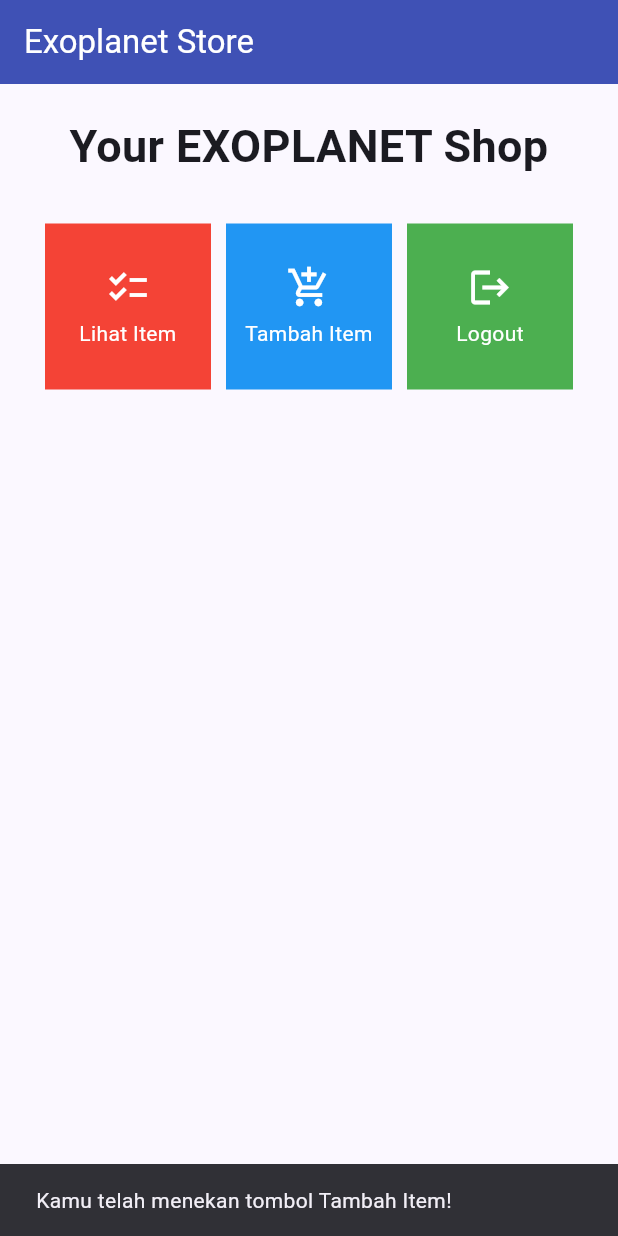
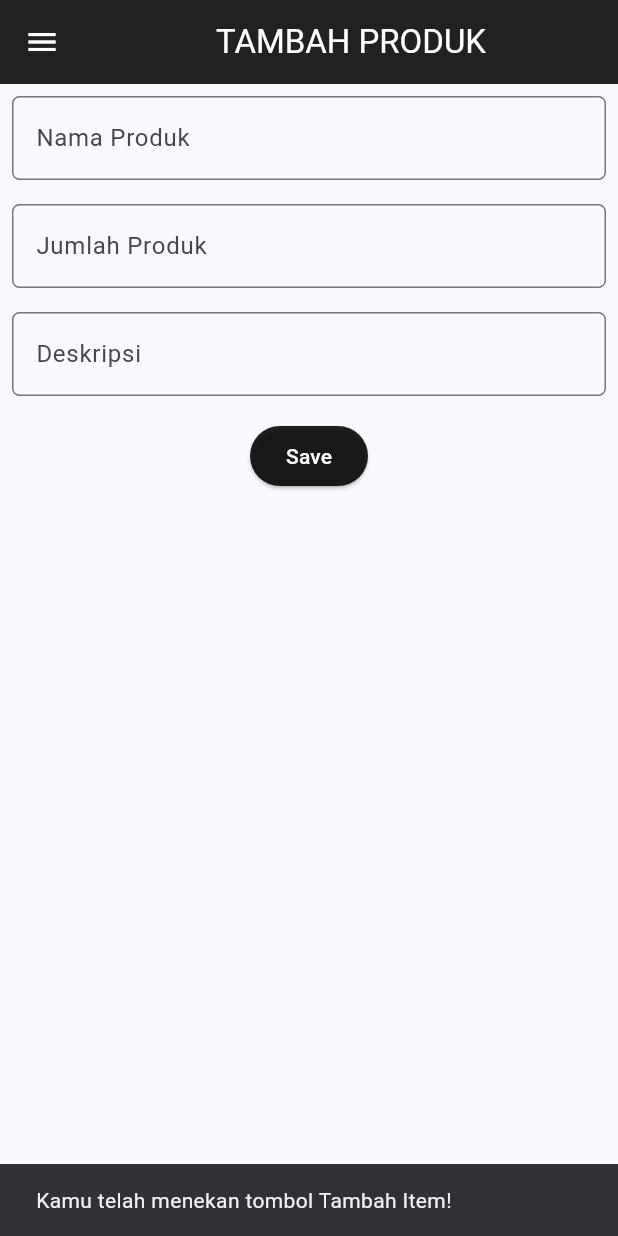
Before and after one commit to auliarizqiqi/exoplanet-mobile, a Flutter app: the screen it shows after launch, after a tap on "Tambah Item", on a phone screen of 412 x 824 dp. Run offline on Flutter 3.47's test engine with Material 2 defaults, Android fonts, the phone set to English and light mode, and no system bars.

Commit message:
tugas 8 selesai

```diff
--- a/lib/menu.dart
+++ /dev/null
@@ -1,107 +0,0 @@
-import 'package:flutter/material.dart';
-
-class MyHomePage extends StatelessWidget {
-  MyHomePage({Key? key}) : super(key: key);
-
-  final List<ShopItem> items = [
-    ShopItem("Lihat Item", Icons.checklist, Colors.red),
-    ShopItem("Tambah Item", Icons.add_shopping_cart, Colors.blue),
-    ShopItem("Logout", Icons.logout, Colors.green),
-  ];
-
-  @override
-  Widget build(BuildContext context) {
-    return Scaffold(
-      appBar: AppBar(
-        title: const Text(
-          'Exoplanet Store',
-          style: TextStyle(
-            color: Colors.white,
-          ),
-        ),
-      ),
-      body: SingleChildScrollView(
-        child: Padding(
-          padding: const EdgeInsets.all(10.0),
-          child: Column(
-            children: <Widget>[
-              const Padding(
-                padding: EdgeInsets.only(top: 10.0, bottom: 10.0),
-                child: Text(
-                  'Your EXOPLANET Shop',
-                  textAlign: TextAlign.center,
-                  style: TextStyle(
-                    fontSize: 30,
-                    fontWeight: FontWeight.bold,
-                  ),
-                ),
-              ),
-              GridView.count(
-                primary: true,
-                padding: const EdgeInsets.all(20),
-                crossAxisSpacing: 10,
-                mainAxisSpacing: 10,
-                crossAxisCount: 3,
-                shrinkWrap: true,
-                children: items.map((ShopItem item) {
-                  return ShopCard(item);
-                }).toList(),
-              ),
-            ],
-          ),
-        ),
-      ),
-    );
-  }
-}
-
-class ShopItem {
-  final String name;
-  final IconData icon;
-  final Color color;
-
-  ShopItem(this.name, this.icon, this.color);
-}
-
-class ShopCard extends StatelessWidget {
-  final ShopItem item;
-
-  const ShopCard(this.item, {super.key});
-
-  @override
-  Widget build(BuildContext context) {
-    return Material(
-      color: item.color,
-      child: InkWell(
-        onTap: () {
-          ScaffoldMessenger.of(context)
-            ..hideCurrentSnackBar()
-            ..showSnackBar(SnackBar(
-              content: Text("Kamu telah menekan tombol ${item.name}!"),
-            ));
-        },
-        child: Container(
-          padding: const EdgeInsets.all(8),
-          child: Center(
-            child: Column(
-              mainAxisAlignment: MainAxisAlignment.center,
-              children: [
-                Icon(
-                  item.icon,
-                  color: Colors.white,
-                  size: 30.0,
-                ),
-                const Padding(padding: EdgeInsets.all(3)),
-                Text(
-                  item.name,
-                  textAlign: TextAlign.center,
-                  style: const TextStyle(color: Colors.white),
-                ),
-              ],
-            ),
-          ),
-        ),
-      ),
-    );
-  }
-}
--- /dev/null
+++ b/lib/model/item.dart
@@ -0,0 +1,8 @@
+class Item {
+  final String name;
+  final int amount;
+  final String description;
+  static final List<Item> listItem = [];
+
+  Item(this.name, this.amount, this.description);
+}
--- /dev/null
+++ b/lib/screens/add_product.dart
@@ -0,0 +1,171 @@
+import 'package:flutter/material.dart';
+import 'package:exoplanet_mobile/model/Item.dart'; // Pastikan import model item
+import 'package:exoplanet_mobile/widgets/left_drawer.dart';
+import 'package:exoplanet_mobile/screens/shoplist_form.dart';
+import 'package:exoplanet_mobile/screens/menu.dart';
+
+class AddProductForm extends StatefulWidget {
+  const AddProductForm({super.key});
+
+  @override
+  State<AddProductForm> createState() => _AddItemState();
+}
+
+class _AddItemState extends State<AddProductForm> {
+  final _formKey = GlobalKey<FormState>();
+  String _name = "";
+  int _amount = 0;
+  String _description = "";
+
+  @override
+  Widget build(BuildContext context) {
+    return Scaffold(
+      appBar: AppBar(
+        title: const Center(
+          child: Text(
+            "TAMBAH PRODUK",
+          ),
+        ),
+        backgroundColor: Colors.black87,
+        foregroundColor: Colors.white,
+      ),
+      // tempat drawer
+      drawer: const LeftDrawer(),
+
+      //nampilin body page
+      body: Form(
+        key: _formKey,
+        child: SingleChildScrollView(
+          child: Column(
+            crossAxisAlignment: CrossAxisAlignment.start,
+            children: [
+              Padding(
+                padding: const EdgeInsets.all(8),
+                child: TextFormField(
+                  decoration: InputDecoration(
+                      hintText: "Nama Produk",
+                      labelText: "Nama Produk",
+                      border: OutlineInputBorder(
+                          borderRadius: BorderRadius.circular(5))),
+                  // isi dari formnya
+                  onChanged: (String? value) {
+                    setState(() {
+                      _name = value!;
+                    });
+                  },
+                  validator: (String? value) {
+                    if (value == null || value.isEmpty) {
+                      return "Nama tidak boleh kosong";
+                    }
+                    return null;
+                  },
+                ),
+              ),
+              Padding(
+                padding: const EdgeInsets.all(8.0),
+                child: TextFormField(
+                  decoration: InputDecoration(
+                    hintText: "Jumlah Produk",
+                    labelText: "Jumlah Produk",
+                    border: OutlineInputBorder(
+                      borderRadius: BorderRadius.circular(5.0),
+                    ),
+                  ),
+
+                  // ketika disi formnya, variabelnya akan selalu diisi
+                  onChanged: (String? value) {
+                    setState(() {
+                      _amount = int.parse(value!);
+                    });
+                  },
+                  validator: (String? value) {
+                    if (value == null || value.isEmpty) {
+                      return "Jumlah produk tidak boleh kosong";
+                    }
+                    if (int.tryParse(value) == null) {
+                      return "Jumlah produk harus berupa bilangan";
+                    }
+                    return null;
+                  },
+                ),
+              ),
+              Padding(
+                padding: const EdgeInsets.all(8.0),
+                child: TextFormField(
+                  decoration: InputDecoration(
+                    hintText: "Deskripsi",
+                    labelText: "Deskripsi",
+                    border: OutlineInputBorder(
+                      borderRadius: BorderRadius.circular(5.0),
+                    ),
+                  ),
+                  onChanged: (String? value) {
+                    setState(() {
+                      _description = value!;
+                    });
+                  },
+                  validator: (String? value) {
+                    if (value == null || value.isEmpty) {
+                      return "Deskripsi tidak boleh kosong";
+                    }
+                    return null;
+                  },
+                ),
+              ),
+              Align(
+                alignment: Alignment.bottomCenter,
+                child: Padding(
+                  padding: const EdgeInsets.all(8),
+                  child: ElevatedButton(
+                    style: ButtonStyle(
+                      backgroundColor:
+                          MaterialStateProperty.all(Colors.black87),
+                    ),
+                    child: const Text(
+                      "Save",
+                      style: TextStyle(color: Colors.white),
+                    ),
+                    onPressed: () {
+                      if (_formKey.currentState!.validate()) {
+                        //masukin item ke listitem
+                        Item isi = Item(_name, _amount, _description);
+                        Item.listItem.add(isi);
+                        // print(Item.listItem);
+                        showDialog(
+                            context: context,
+                            builder: (context) {
+                              return AlertDialog(
+                                title: const Text("Produk Berhasil Disimpan!"),
+                                content: SingleChildScrollView(
+                                  child: Column(
+                                      crossAxisAlignment:
+                                          CrossAxisAlignment.start,
+                                      children: [
+                                        Text('Nama: $_name'),
+                                        Text('Jumlah Produk: $_amount'),
+                                        Text('Deskripsi: $_description'),
+                                      ]),
+                                ),
+                                actions: [
+                                  TextButton(
+                                    child: const Text("OK"),
+                                    onPressed: () {
+                                      Navigator.pop(context);
+                                    },
+                                  )
+                                ],
+                              );
+                            });
+                        _formKey.currentState!.reset();
+                      }
+                    },
+                  ),
+                ),
+              )
+            ],
+          ),
+        ),
+      ),
+    );
+  }
+}
--- /dev/null
+++ b/lib/screens/menu.dart
@@ -0,0 +1,69 @@
+import 'package:flutter/material.dart';
+import 'package:exoplanet_mobile/model/Item.dart';
+import 'package:exoplanet_mobile/screens/shoplist_form.dart';
+import 'package:exoplanet_mobile/widgets/shop_card.dart';
+import 'package:exoplanet_mobile/widgets/left_drawer.dart';
+
+class MyHomePage extends StatelessWidget {
+  MyHomePage({Key? key}) : super(key: key);
+
+  final List<ShopItem> items = [
+    ShopItem("Lihat Item", Icons.checklist, Colors.red),
+    ShopItem("Tambah Item", Icons.add_shopping_cart, Colors.blue),
+    ShopItem("Logout", Icons.logout, Colors.green),
+  ];
+
+  @override
+  Widget build(BuildContext context) {
+    return Scaffold(
+      appBar: AppBar(
+        title: const Center(
+          child: Text(
+            'EXOPLANET SHOPPP',
+            style: TextStyle(color: Colors.white),
+          ),
+        ),
+        backgroundColor: Colors.yellow,
+        foregroundColor: Colors.white,
+      ),
+      drawer: const LeftDrawer(),
+      body: SingleChildScrollView(
+        // Widget wrapper yang dapat discroll
+        child: Padding(
+          padding: const EdgeInsets.all(10.0), // Set padding dari halaman
+          child: Column(
+            // Widget untuk menampilkan children secara vertikal
+            children: <Widget>[
+              const Padding(
+                padding: EdgeInsets.only(top: 10.0, bottom: 10.0),
+                // Widget Text untuk menampilkan tulisan dengan alignment center dan style yang sesuai
+                child: Text(
+                  'Welcome to EXOPLANET SHOP', // Text yang menandakan toko
+                  textAlign: TextAlign.center,
+                  style: TextStyle(
+                    fontSize: 30,
+                    fontWeight: FontWeight.bold,
+                  ),
+                ),
+              ),
+              // Grid layout
+              GridView.count(
+                // Container pada card kita.
+                primary: true,
+                padding: const EdgeInsets.all(20),
+                crossAxisSpacing: 10,
+                mainAxisSpacing: 10,
+                crossAxisCount: 3,
+                shrinkWrap: true,
+                children: items.map((ShopItem item) {
+                  // Iterasi untuk setiap item
+                  return ShopCard(item);
+                }).toList(),
+              ),
+            ],
+          ),
+        ),
+      ),
+    );
+  }
+}
--- /dev/null
+++ b/lib/widgets/left_drawer.dart
@@ -0,0 +1,77 @@
+import 'package:flutter/material.dart';
+import 'package:exoplanet_mobile/screens/menu.dart';
+import 'package:exoplanet_mobile/screens/add_product.dart';
+import 'package:exoplanet_mobile/screens/shoplist_form.dart';
+// TODO: Impor halaman ShopFormPage jika sudah dibuat
+
+class LeftDrawer extends StatelessWidget {
+  const LeftDrawer({super.key});
+
+  @override
+  Widget build(BuildContext context) {
+    return Drawer(
+      child: ListView(
+        children: [
+          const DrawerHeader(
+            decoration: BoxDecoration(color: Colors.black),
+            child: Column(
+              children: [
+                Text(
+                  "EXOPLANET SHOPPP",
+                  textAlign: TextAlign.center,
+                  style: TextStyle(
+                    fontSize: 30,
+                    fontWeight: FontWeight.bold,
+                    color: Colors.white,
+                  ),
+                ),
+                Padding(padding: EdgeInsets.all(10)),
+                Text(
+                  "Cari kpopstuff mu di exoplanet shop!!",
+                  textAlign: TextAlign.center,
+                  style: TextStyle(
+                    fontSize: 15,
+                    fontWeight: FontWeight.normal,
+                    color: Colors.white,
+                  ),
+                ),
+              ],
+            ),
+          ),
+          ListTile(
+            leading: const Icon(Icons.home_outlined),
+            title: const Text('Homepage'),
+
+            //Ketika diklik akan ke homepage
+            onTap: () {
+              Navigator.pushReplacement(context,
+                  MaterialPageRoute(builder: (context) => MyHomePage()));
+            },
+          ),
+          ListTile(
+            leading: const Icon(Icons.add_shopping_cart),
+            title: const Text("Tambah Item"),
+
+            // ketika diklik akan ke forms add_item
+            onTap: () {
+              Navigator.push(context,
+                  MaterialPageRoute(builder: (context) => const AddProductForm()));
+            },
+          ),
+          ListTile(
+            leading: const Icon(Icons.shopping_bag_outlined),
+            title: const Text("Lihat Item"),
+
+            // ketika diklik akan ke list item
+            onTap: () {
+              Navigator.push(
+                  context,
+                  MaterialPageRoute(
+                      builder: (context) => const ItemListPage()));
+            },
+          ),
+        ],
+      ),
+    );
+  }
+}
--- /dev/null
+++ b/lib/widgets/shop_card.dart
@@ -0,0 +1,63 @@
+import 'package:flutter/material.dart';
+import 'package:exoplanet_mobile/screens/shoplist_form.dart';
+import 'package:exoplanet_mobile/screens/menu.dart';
+import '../screens/add_product.dart';
+
+class ShopItem {
+  final String name;
+  final IconData icon;
+  final Color color;
+  ShopItem(this.name, this.icon, this.color);
+}
+
+class ShopCard extends StatelessWidget {
+  final ShopItem item;
+
+  const ShopCard(this.item, {super.key}); // Constructor
+
+  @override
+  Widget build(BuildContext context) {
+    return Material(
+      color: item.color,
+      child: InkWell(
+        // Area responsive terhadap sentuhan
+        onTap: () {
+          // Memunculkan SnackBar ketika diklik
+          ScaffoldMessenger.of(context)
+            ..hideCurrentSnackBar()
+            ..showSnackBar(SnackBar(
+                content: Text("Kamu telah menekan tombol ${item.name}!")));
+          if (item.name == "Tambah Item") {
+            Navigator.push(context,
+                MaterialPageRoute(builder: (context) => const AddProductForm()));
+          } else if (item.name == "Lihat Item") {
+            Navigator.push(context,
+                MaterialPageRoute(builder: (context) => const ItemListPage()));
+          }
+        },
+        child: Container(
+          // Container untuk menyimpan Icon dan Text
+          padding: const EdgeInsets.all(8),
+          child: Center(
+            child: Column(
+              mainAxisAlignment: MainAxisAlignment.center,
+              children: [
+                Icon(
+                  item.icon,
+                  color: Colors.white,
+                  size: 100.0,
+                ),
+                const Padding(padding: EdgeInsets.all(3)),
+                Text(
+                  item.name,
+                  textAlign: TextAlign.center,
+                  style: const TextStyle(color: Colors.white),
+                ),
+              ],
+            ),
+          ),
+        ),
+      ),
+    );
+  }
+}
```
Also changed, not shown: lib/main.dart (+1 -16 lines), lib/screens/shoplist_form.dart (added, +59 -0 lines), 1 other file.
